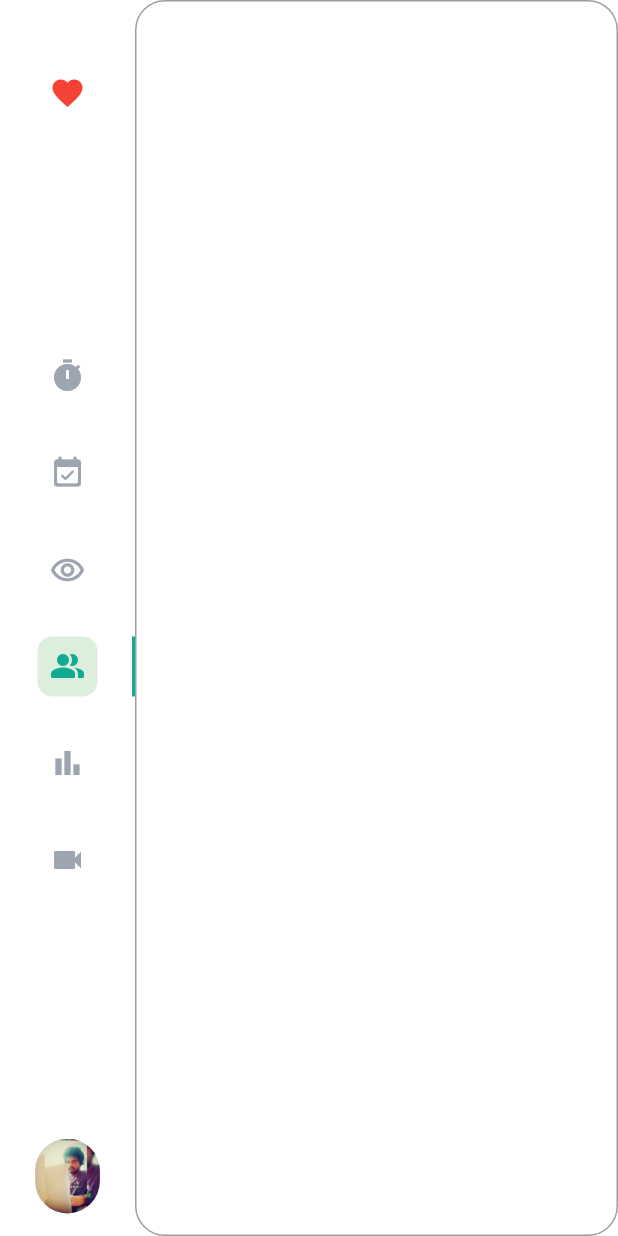
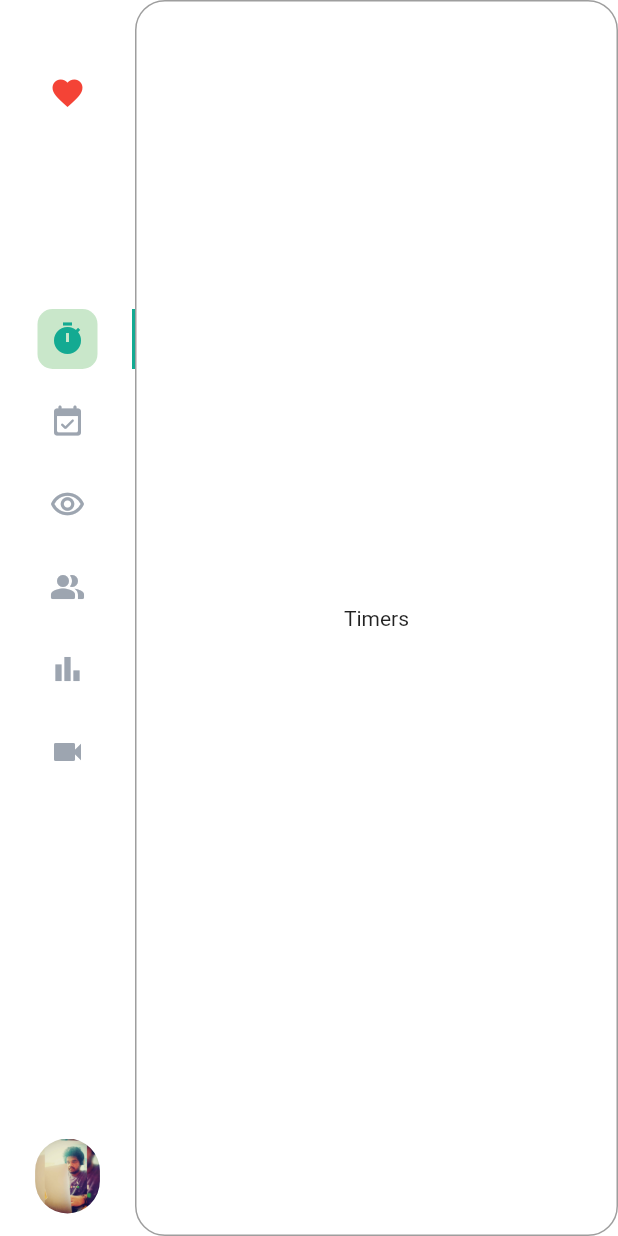
Before and after one commit to pratyushmp/Chat-UI, a Flutter app: the screen it shows after launch, on a phone screen of 412 x 824 dp. Run offline on Flutter 3.47's test engine with Material 2 defaults, Android fonts, the phone set to English and light mode, and no system bars.

Commit message:
Added Indexed Stack Support for NavBar

```diff
--- a/ChatUI Web/lib/homepage.dart
+++ b/ChatUI Web/lib/homepage.dart
@@ -1,11 +1,11 @@
+import 'package:chat_ui_web/screens/calls.dart';
+import 'package:chat_ui_web/screens/chats.dart';
+import 'package:chat_ui_web/screens/events.dart';
+import 'package:chat_ui_web/screens/seen.dart';
+import 'package:chat_ui_web/screens/stats.dart';
+import 'package:chat_ui_web/screens/timer.dart';
 import 'package:flutter/material.dart';
 
-import 'utils/constants.dart';
-import 'utils/constants.dart';
-import 'utils/constants.dart';
-import 'utils/constants.dart';
-import 'utils/constants.dart';
-import 'utils/constants.dart';
 import 'utils/constants.dart';
 
 class MyHomePage extends StatefulWidget {
@@ -15,6 +15,17 @@ class MyHomePage extends StatefulWidget {
 }
 
 class _MyHomePageState extends State<MyHomePage> {
+
+  int navIndex = 0;
+
+  List<IconData> icons = [
+    Icons.timer,
+    Icons.event_available_rounded,
+    Icons.remove_red_eye_outlined,
+    Icons.people_alt_rounded,
+    Icons.bar_chart,
+    Icons.videocam,
+  ];
 
   @override
   Widget build(BuildContext context) {
@@ -45,31 +56,43 @@ class _MyHomePageState extends State<MyHomePage> {
                   Expanded(
                     flex: 2,
                     child: Container(
-                      child: Column(
-                        mainAxisAlignment: MainAxisAlignment.spaceEvenly,
-                        children: [
-
-
-                          Row(
+                      child: ListView.separated(
+                        itemCount: icons.length,
+                        separatorBuilder: (context,index) {
+                          return SizedBox(
+                            height: 15,
+                          );
+                        },
+                        itemBuilder: (context,index) {
+                          return GestureDetector(
+                            behavior: HitTestBehavior.opaque,
+                            onTap: () {
+                              setState(() {
+                                navIndex = index;
+                              });
+                            },
+                            child: Row(
                               mainAxisAlignment: MainAxisAlignment.spaceBetween,
                               children: [
                                 Padding(
                                   padding: const EdgeInsets.only(left:25.0),
-                                child: Container(
+                                  child: AnimatedContainer(
+                                    duration: Duration(milliseconds: 300),
+                                      curve: Curves.linear,
                                       height: 40,
                                       width: 40,
                                       decoration: BoxDecoration(
-                                    color: primaryColor,
+                                          color: (navIndex == index)? Colors.green.withOpacity(0.3) : primaryColor,
                                           borderRadius: BorderRadius.circular(10)
                                       ),
                                       child: Icon(
-                                    Icons.timer,color: inactiveIconColor,
+                                        icons[index],color: (navIndex == index)? taggedMessageColor : inactiveIconColor,
                                       )
                                   ),
                                 ),
 
                                 Opacity(
-                                opacity: 0,
+                                  opacity: (navIndex == index)? 1: 0,
                                   child: Container(
                                     width: 2,
                                     height: 40,
@@ -78,144 +101,8 @@ class _MyHomePageState extends State<MyHomePage> {
                                 )
                               ],
                             ),
-
-
-                          Row(
-                            mainAxisAlignment: MainAxisAlignment.spaceBetween,
-                            children: [
-                              Padding(
-                                padding: const EdgeInsets.only(left:25.0),
-                                child: Container(
-                                    height: 40,
-                                    width: 40,
-                                    decoration: BoxDecoration(
-                                        color: primaryColor,
-                                        borderRadius: BorderRadius.circular(10)
-                                    ),
-                                    child: Icon(Icons.event_available_rounded,color: inactiveIconColor),
-                                ),
-                              ),
-
-                              Opacity(
-                                opacity: 0,
-                                child: Container(
-                                  width: 2,
-                                  height: 40,
-                                  color: taggedMessageColor,
-                                ),
-                              )
-                            ],
-                          ),
-
-                          Row(
-                            mainAxisAlignment: MainAxisAlignment.spaceBetween,
-                            children: [
-                              Padding(
-                                padding: const EdgeInsets.only(left:25.0),
-                                child: Container(
-                                    height: 40,
-                                    width: 40,
-                                    decoration: BoxDecoration(
-                                        color: primaryColor,
-                                        borderRadius: BorderRadius.circular(10)
-                                    ),
-                                    child: Icon(Icons.remove_red_eye_outlined,color: inactiveIconColor),
-                                ),
-                              ),
-
-                              Opacity(
-                                opacity: 0,
-                                child: Container(
-                                  width: 2,
-                                  height: 40,
-                                  color: taggedMessageColor,
-                                ),
-                              )
-                            ],
-                          ),
-
-                          Row(
-                            mainAxisAlignment: MainAxisAlignment.spaceBetween,
-                            children: [
-                              Padding(
-                                padding: const EdgeInsets.only(left:25.0),
-                                child: Container(
-                                    height: 40,
-                                    width: 40,
-                                    decoration: BoxDecoration(
-                                        color: Colors.green.withOpacity(0.2),
-                                        borderRadius: BorderRadius.circular(10)
-                                    ),
-                                    child: Icon(Icons.people_alt_rounded,color: taggedMessageColor),
-                                ),
-                              ),
-
-                              Opacity(
-                                opacity: 1,
-                                child: Container(
-                                  width: 2,
-                                  height: 40,
-                                  color: taggedMessageColor,
-                                ),
-                              )
-                            ],
-                          ),
-
-                          Row(
-                            mainAxisAlignment: MainAxisAlignment.spaceBetween,
-                            children: [
-                              Padding(
-                                padding: const EdgeInsets.only(left:25.0),
-                                child: Container(
-                                    height: 40,
-                                    width: 40,
-                                    decoration: BoxDecoration(
-                                        color: primaryColor,
-                                        borderRadius: BorderRadius.circular(10)
-                                    ),
-                                    child: Icon(Icons.bar_chart,color: inactiveIconColor),
-                                ),
-                              ),
-
-                              Opacity(
-                                opacity: 0,
-                                child: Container(
-                                  width: 2,
-                                  height: 40,
-                                  color: taggedMessageColor,
-                                ),
-                              )
-                            ],
-                          ),
-
-                          Row(
-                            mainAxisAlignment: MainAxisAlignment.spaceBetween,
-                            children: [
-                              Padding(
-                                padding: const EdgeInsets.only(left:25.0),
-                                child: Container(
-                                    height: 40,
-                                    width: 40,
-                                    decoration: BoxDecoration(
-                                        color: primaryColor,
-                                        borderRadius: BorderRadius.circular(10)
-                                    ),
-                                    child: Icon(Icons.videocam,color: inactiveIconColor)
-                                ),
-                              ),
-
-                              Opacity(
-                                opacity: 0,
-                                child: Container(
-                                  width: 2,
-                                  height: 40,
-                                  color: taggedMessageColor,
-                                ),
-                              )
-                            ],
-                          ),
-
-                        ],
+                          );
+                        }
                       ),
                     ),
                   ),
@@ -245,11 +132,16 @@ class _MyHomePageState extends State<MyHomePage> {
             ),
 
             Expanded(
-              child: Container(
-                decoration: BoxDecoration(
-                  borderRadius: BorderRadius.circular(20),
-                  border: Border.all(color:Colors.grey)
-                ),
+              child: IndexedStack(
+                children: [
+                  Timer(),
+                  Events(),
+                  Seen(),
+                  Chats(),
+                  Stats(),
+                  Calls(),
+                ],
+                index: navIndex,
               ),
             )
           ],
--- /dev/null
+++ b/ChatUI Web/lib/screens/calls.dart
@@ -0,0 +1,21 @@
+import 'package:flutter/material.dart';
+
+class Calls extends StatefulWidget {
+  @override
+  _CallsState createState() => _CallsState();
+}
+
+class _CallsState extends State<Calls> {
+  @override
+  Widget build(BuildContext context) {
+    return Container(
+      decoration: BoxDecoration(
+          borderRadius: BorderRadius.circular(20),
+          border: Border.all(color:Colors.grey)
+      ),
+      child: Center(
+        child: Text("Calls"),
+      ),
+    );
+  }
+}
--- /dev/null
+++ b/ChatUI Web/lib/screens/chats.dart
@@ -0,0 +1,18 @@
+import 'package:flutter/material.dart';
+
+class Chats extends StatefulWidget {
+  @override
+  _ChatsState createState() => _ChatsState();
+}
+
+class _ChatsState extends State<Chats> {
+  @override
+  Widget build(BuildContext context) {
+    return Container(
+      decoration: BoxDecoration(
+        borderRadius: BorderRadius.circular(20),
+        border: Border.all(color:Colors.grey)
+      ),
+    );
+  }
+}
--- /dev/null
+++ b/ChatUI Web/lib/screens/events.dart
@@ -0,0 +1,21 @@
+import 'package:flutter/material.dart';
+
+class Events extends StatefulWidget {
+  @override
+  _EventsState createState() => _EventsState();
+}
+
+class _EventsState extends State<Events> {
+  @override
+  Widget build(BuildContext context) {
+    return Container(
+      decoration: BoxDecoration(
+          borderRadius: BorderRadius.circular(20),
+          border: Border.all(color:Colors.grey)
+      ),
+      child: Center(
+        child: Text("Events"),
+      ),
+    );
+  }
+}
--- /dev/null
+++ b/ChatUI Web/lib/screens/seen.dart
@@ -0,0 +1,21 @@
+import 'package:flutter/material.dart';
+
+class Seen extends StatefulWidget {
+  @override
+  _SeenState createState() => _SeenState();
+}
+
+class _SeenState extends State<Seen> {
+  @override
+  Widget build(BuildContext context) {
+    return Container(
+      decoration: BoxDecoration(
+          borderRadius: BorderRadius.circular(20),
+          border: Border.all(color:Colors.grey)
+      ),
+      child: Center(
+        child: Text("Seen"),
+      ),
+    );
+  }
+}
--- /dev/null
+++ b/ChatUI Web/lib/screens/stats.dart
@@ -0,0 +1,21 @@
+import 'package:flutter/material.dart';
+
+class Stats extends StatefulWidget {
+  @override
+  _StatsState createState() => _StatsState();
+}
+
+class _StatsState extends State<Stats> {
+  @override
+  Widget build(BuildContext context) {
+    return Container(
+      decoration: BoxDecoration(
+          borderRadius: BorderRadius.circular(20),
+          border: Border.all(color:Colors.grey)
+      ),
+      child: Center(
+        child: Text("Stats"),
+      ),
+    );
+  }
+}
--- /dev/null
+++ b/ChatUI Web/lib/screens/timer.dart
@@ -0,0 +1,21 @@
+import 'package:flutter/material.dart';
+
+class Timer extends StatefulWidget {
+  @override
+  _TimerState createState() => _TimerState();
+}
+
+class _TimerState extends State<Timer> {
+  @override
+  Widget build(BuildContext context) {
+    return Container(
+      decoration: BoxDecoration(
+          borderRadius: BorderRadius.circular(20),
+          border: Border.all(color:Colors.grey)
+      ),
+      child: Center(
+        child: Text("Timers"),
+      ),
+    );
+  }
+}
```
Also changed, not shown: 1 other file. Lines whose indentation alone changed are shown as unchanged.
